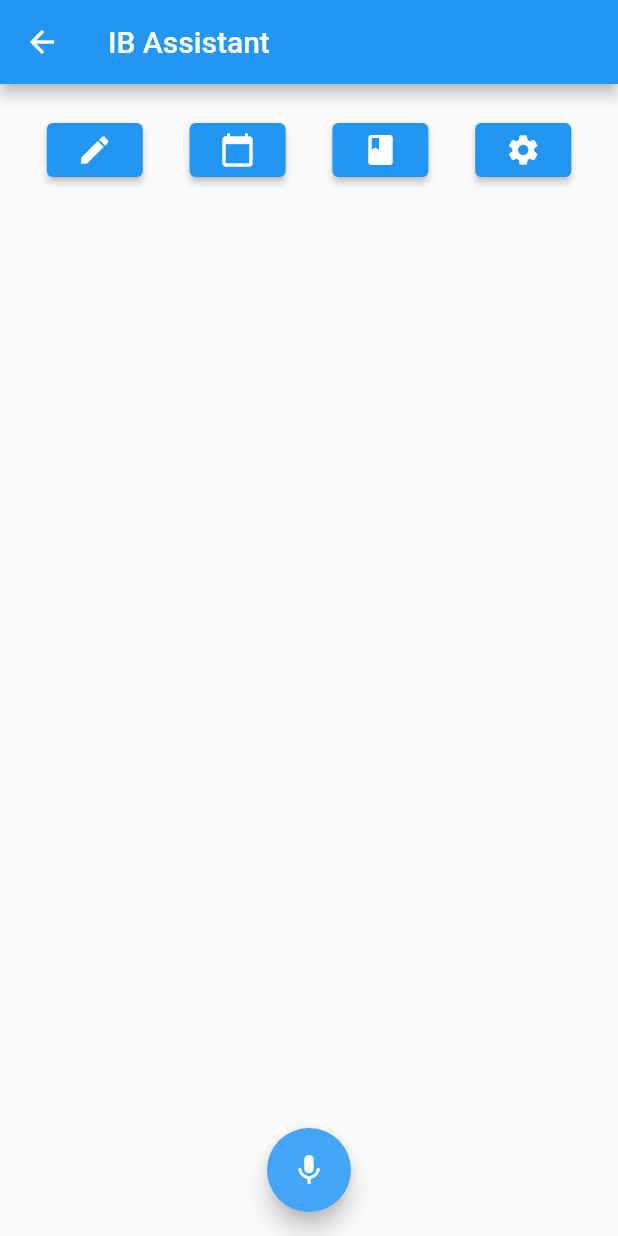
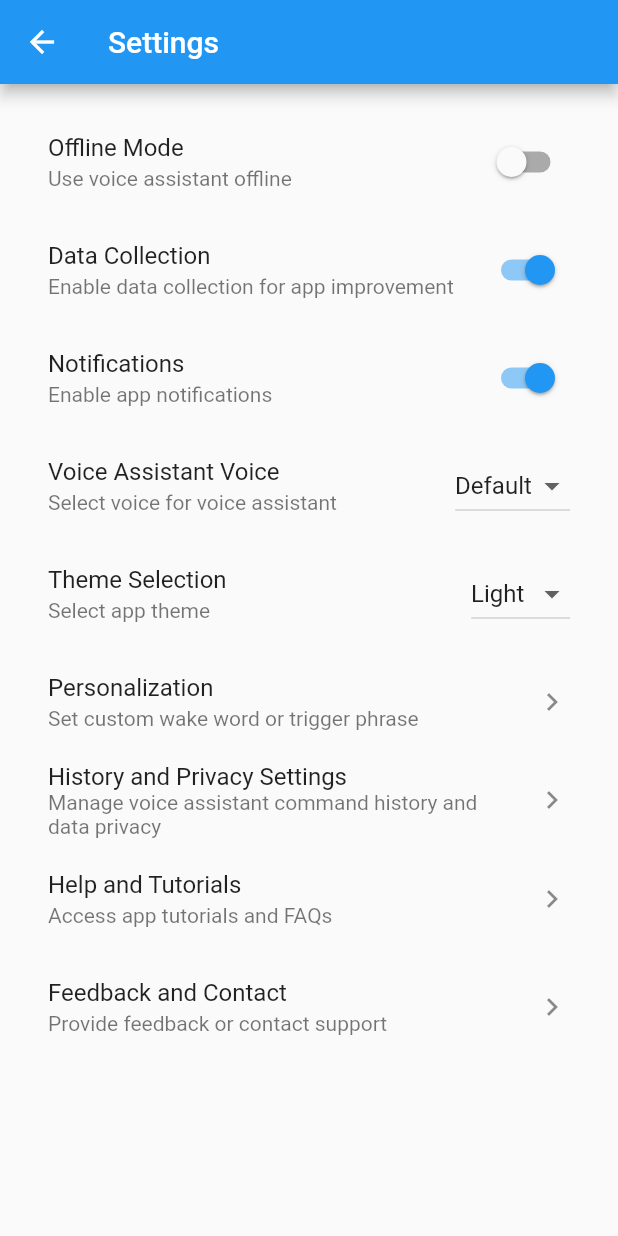
Before and after one commit to DevSharma19/ib_assistant_application, a Flutter app: the MainPage screen opened directly, after a tap on the "settings" icon, on a phone screen of 412 x 824 dp. Run offline on Flutter 3.47's test engine with Material 2 defaults, Android fonts, the phone set to English and light mode, and no system bars; our stand-ins replace speech_to_text.

Commit message:
Placeholder implementation settings page

```diff
--- a/lib/main_page.dart
+++ b/lib/main_page.dart
@@ -1,6 +1,7 @@
 import 'package:flutter/material.dart';
 import 'package:ib_assistant_application/note_taking_page.dart';
 import 'package:ib_assistant_application/schedule_page.dart';
+import 'package:ib_assistant_application/settings_page.dart';
 import 'package:speech_to_text/speech_to_text.dart' as stt;
 
 class MainPage extends StatefulWidget {
@@ -94,7 +95,12 @@ class _MainPageState extends State<MainPage> {
               ),
               ElevatedButton(
                 onPressed: () {
-                  // TODO: navigate to settings screen
+                  Navigator.push(
+                    context,
+                    MaterialPageRoute(
+                      builder: (context) => SettingsPage(),
+                    ),
+                  );
                 },
                 child: const Icon(Icons.settings),
               ),
--- /dev/null
+++ b/lib/settings_page.dart
@@ -0,0 +1,145 @@
+import 'package:flutter/material.dart';
+
+class SettingsPage extends StatefulWidget {
+  @override
+  _SettingsPageState createState() => _SettingsPageState();
+}
+
+class _SettingsPageState extends State<SettingsPage> {
+  bool _isOfflineModeEnabled = false;
+  bool _isDataCollectionEnabled = true;
+  bool _isNotificationEnabled = true;
+  String _selectedVoice = 'Default';
+  String _selectedTheme = 'Light';
+
+  List<String> _availableVoices = [
+    'Default',
+    'Voice 1',
+    'Voice 2',
+    'Voice 3',
+  ];
+
+  List<String> _availableThemes = [
+    'Light',
+    'Dark',
+    'Blue',
+    'Green',
+  ];
+
+  @override
+  Widget build(BuildContext context) {
+    return Scaffold(
+      appBar: AppBar(
+        title: Text('Settings'),
+      ),
+      body: ListView(
+        padding: EdgeInsets.all(16.0),
+        children: [
+          SwitchListTile(
+            title: Text('Offline Mode'),
+            subtitle: Text('Use voice assistant offline'),
+            value: _isOfflineModeEnabled,
+            onChanged: (value) {
+              setState(() {
+                _isOfflineModeEnabled = value;
+              });
+            },
+          ),
+          SwitchListTile(
+            title: Text('Data Collection'),
+            subtitle: Text('Enable data collection for app improvement'),
+            value: _isDataCollectionEnabled,
+            onChanged: (value) {
+              setState(() {
+                _isDataCollectionEnabled = value;
+              });
+            },
+          ),
+          SwitchListTile(
+            title: Text('Notifications'),
+            subtitle: Text('Enable app notifications'),
+            value: _isNotificationEnabled,
+            onChanged: (value) {
+              setState(() {
+                _isNotificationEnabled = value;
+              });
+            },
+          ),
+          ListTile(
+            title: Text('Voice Assistant Voice'),
+            subtitle: Text('Select voice for voice assistant'),
+            trailing: DropdownButton<String>(
+              value: _selectedVoice,
+              onChanged: (newValue) {
+                setState(() {
+                  _selectedVoice = newValue!;
+                });
+              },
+              items: _availableVoices.map<DropdownMenuItem<String>>(
+                (voice) {
+                  return DropdownMenuItem<String>(
+                    value: voice,
+                    child: Text(voice),
+                  );
+                },
+              ).toList(),
+            ),
+          ),
+          ListTile(
+            title: Text('Theme Selection'),
+            subtitle: Text('Select app theme'),
+            trailing: DropdownButton<String>(
+              value: _selectedTheme,
+              onChanged: (newValue) {
+                setState(() {
+                  _selectedTheme = newValue!;
+                });
+              },
+              items: _availableThemes.map<DropdownMenuItem<String>>(
+                (theme) {
+                  return DropdownMenuItem<String>(
+                    value: theme,
+                    child: Text(theme),
+                  );
+                },
+              ).toList(),
+            ),
+          ),
+          ListTile(
+            title: Text('Personalization'),
+            subtitle: Text('Set custom wake word or trigger phrase'),
+            trailing: Icon(Icons.keyboard_arrow_right),
+            onTap: () {
+              // TODO: Navigate to personalization settings page
+            },
+          ),
+          ListTile(
+            title: Text('History and Privacy Settings'),
+            subtitle:
+                Text('Manage voice assistant command history and data privacy'),
+            trailing: Icon(Icons.keyboard_arrow_right),
+            onTap: () {
+              // TODO: Navigate to history and privacy settings page
+            },
+          ),
+          ListTile(
+            title: Text('Help and Tutorials'),
+            subtitle: Text('Access app tutorials and FAQs'),
+            trailing: Icon(Icons.keyboard_arrow_right),
+            onTap: () {
+              // TODO: Navigate to help
+            },
+          ),
+          ListTile(
+            title: Text('Feedback and Contact'),
+            subtitle: Text('Provide feedback or contact support'),
+            trailing: Icon(Icons.keyboard_arrow_right),
+            onTap: () {
+              // TODO: Navigate to feedback and contact page
+            },
+          ),
+        ],
+      ),
+    );
+  }
+}
```
